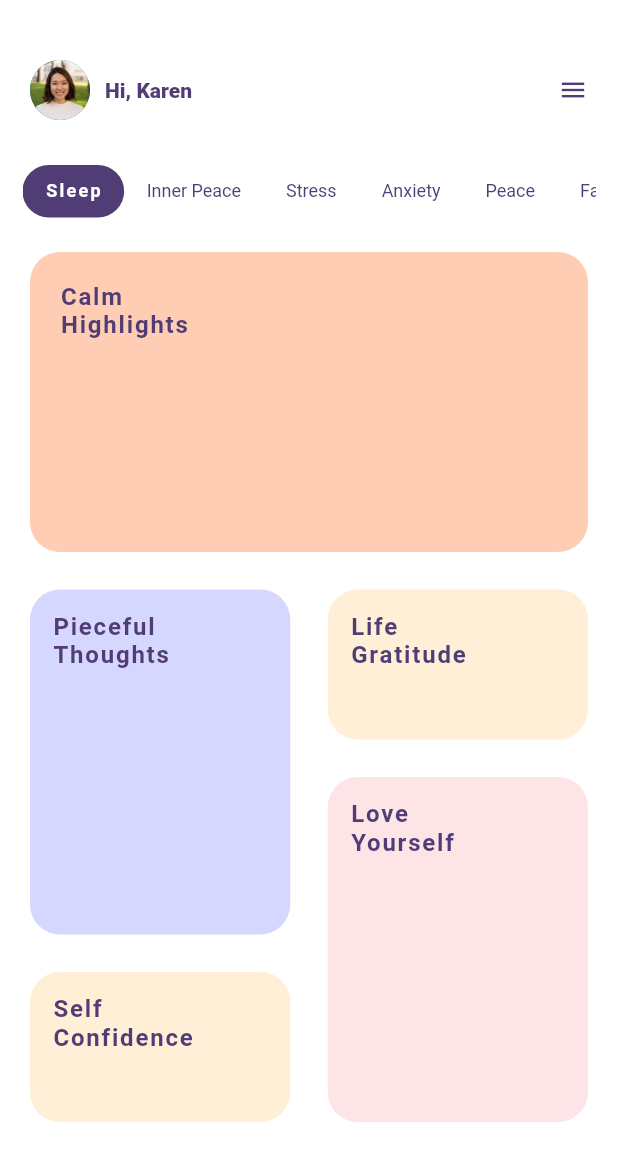
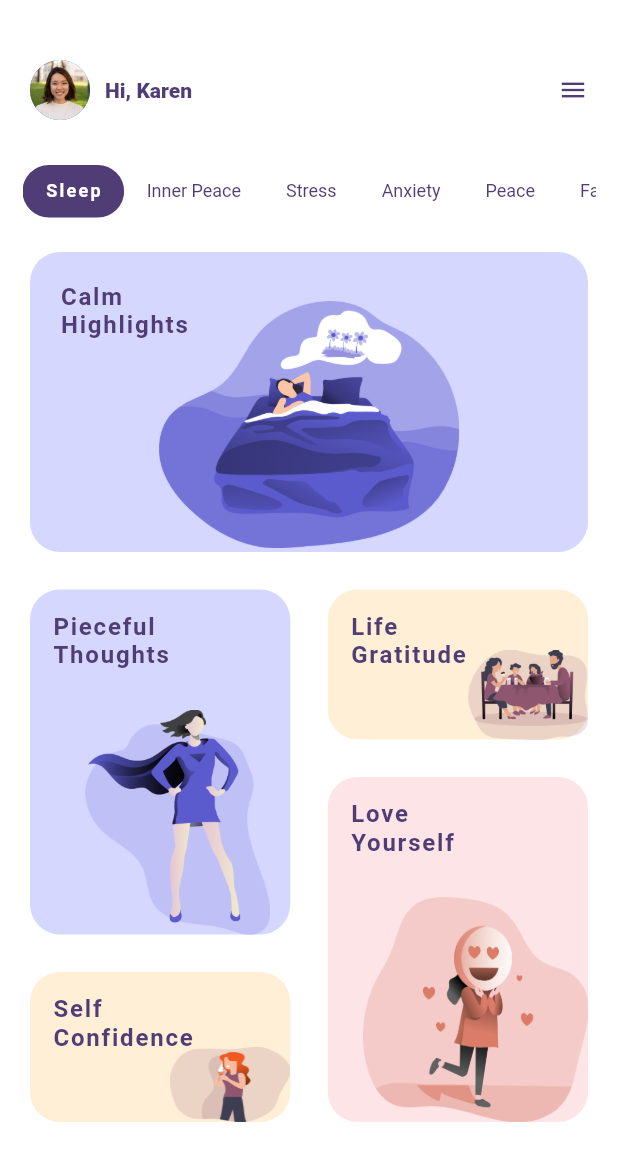
Before and after one commit to ovansa/lifestyle_ui, a Flutter app: the screen it shows after launch, on a phone screen of 412 x 824 dp. Shown: the top 1161 px of the screen. Run offline on Flutter 3.47's test engine with Material 2 defaults, Android fonts, the phone set to English and light mode, and no system bars; our stand-ins replace font_awesome_flutter, google_fonts; missing offline and left inert: fluttery_dart2; Roboto replaces fonts that are missing (Ubuntu).

Commit message:
Added Image contents

```diff
--- a/lib/widgets/categories.dart
+++ b/lib/widgets/categories.dart
@@ -23,19 +23,19 @@ class _CategoriesState extends State<Categories> {
           child: Stack(
             children: <Widget>[
               Container(
-                decoration: BoxDecoration(color: Color(0xFFffcdb4),
+                decoration: BoxDecoration(color: Color(0xFFd5d7ff),
                     borderRadius: BorderRadius.circular(20.0)),
               ),
               Positioned(
                   left: 20.0, top: 20.0, child: Text("Calm \nHighlights", style: titles)),
-//              Positioned(
-//                right: 0,
-//                bottom: 0,
-//                child: Container(
-//                  width: 100,
-//                  child: Image.asset("assets/mother.png"),
-//                ),
-//              )
+              Align(
+                alignment: Alignment.bottomCenter,
+                child: Container(
+                  height: 170.0,
+                  width: 200.0,
+                  child: Image.asset("assets/dream.png"),
+                ),
+              )
             ],
           ),
         ),
@@ -49,7 +49,15 @@ class _CategoriesState extends State<Categories> {
                 borderRadius: BorderRadius.circular(20.0)
             ),child: Stack(
             children: <Widget>[
-              Positioned(child: Text("Pieceful\nThoughts", style: titles,), top: 15.0, left: 15.0,)
+              Positioned(child: Text("Pieceful\nThoughts", style: titles,), top: 15.0, left: 15.0,),
+              Align(
+                alignment: Alignment.bottomRight,
+                child: Container(
+                  height: 150.0,
+                  width: 150.0,
+                  child: Image.asset("assets/super_woman.png", fit: BoxFit.fitHeight,),
+                ),
+              )
             ],
           ),
           ),
@@ -61,7 +69,15 @@ class _CategoriesState extends State<Categories> {
           ),
           child: Stack(
             children: <Widget>[
-              Positioned(child: Text("Life\nGratitude", style: titles,), top: 15.0, left: 15.0,)
+              Positioned(child: Text("Life\nGratitude", style: titles,), top: 15.0, left: 15.0,),
+              Align(
+                alignment: Alignment.bottomRight,
+                child: Container(
+                  height: 60.0,
+                  width: 80.0,
+                  child: Image.asset("assets/family_meal.png", fit: BoxFit.fill,),
+                ),
+              )
             ],
           ),
         ),
@@ -71,7 +87,15 @@ class _CategoriesState extends State<Categories> {
               borderRadius: BorderRadius.circular(20.0)
           ),child: Stack(
           children: <Widget>[
-            Positioned(child: Text("Love\nYourself", style: titles,), top: 15.0, left: 15.0,)
+            Positioned(child: Text("Love\nYourself", style: titles,), top: 15.0, left: 15.0,),
+            Align(
+              alignment: Alignment.bottomRight,
+              child: Container(
+                width: 150.0,
+                height: 150.0,
+                child: Image.asset("assets/heart_face.png", fit: BoxFit.fill,),
+              ),
+            )
           ],
         ),
         ),
@@ -81,7 +105,15 @@ class _CategoriesState extends State<Categories> {
               borderRadius: BorderRadius.circular(20.0)
           ),child: Stack(
           children: <Widget>[
-            Positioned(child: Text("Self\nConfidence", style: titles,), top: 15.0, left: 15.0,)
+            Positioned(child: Text("Self\nConfidence", style: titles,), top: 15.0, left: 15.0,),
+            Align(
+              alignment: Alignment.bottomRight,
+              child: Container(
+                width: 80.0,
+                height: 50.0,
+                child: Image.asset("assets/eating_ice_cream.png", fit: BoxFit.fill,),
+              ),
+            )
           ],
         ),
         ),
--- a/pubspec.yaml
+++ b/pubspec.yaml
@@ -49,6 +49,11 @@ flutter:
   assets:
     - assets/olivia.jpg
     - assets/mother.png
+    - assets/super_woman.png
+    - assets/dream.png
+    - assets/heart_face.png
+    - assets/family_meal.png
+    - assets/eating_ice_cream.png
 
   # To add assets to your application, add an assets section, like this:
   # assets:
```
Also changed, not shown: assets/dream.png (added), assets/eating_ice_cream.png (added), assets/family_meal.png (added), assets/heart_face.png (added), assets/super_woman.png (added).
